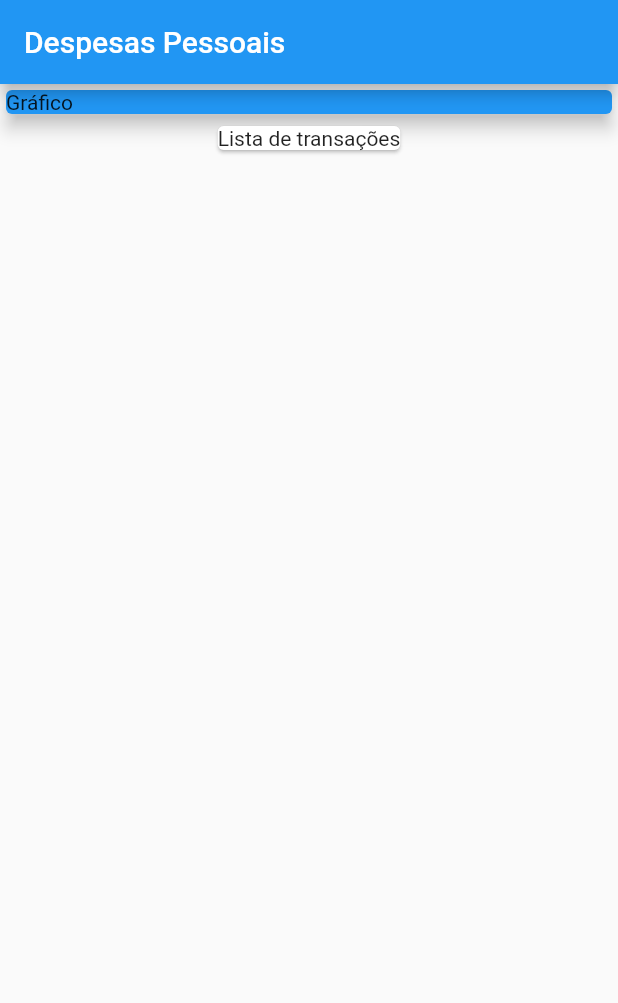
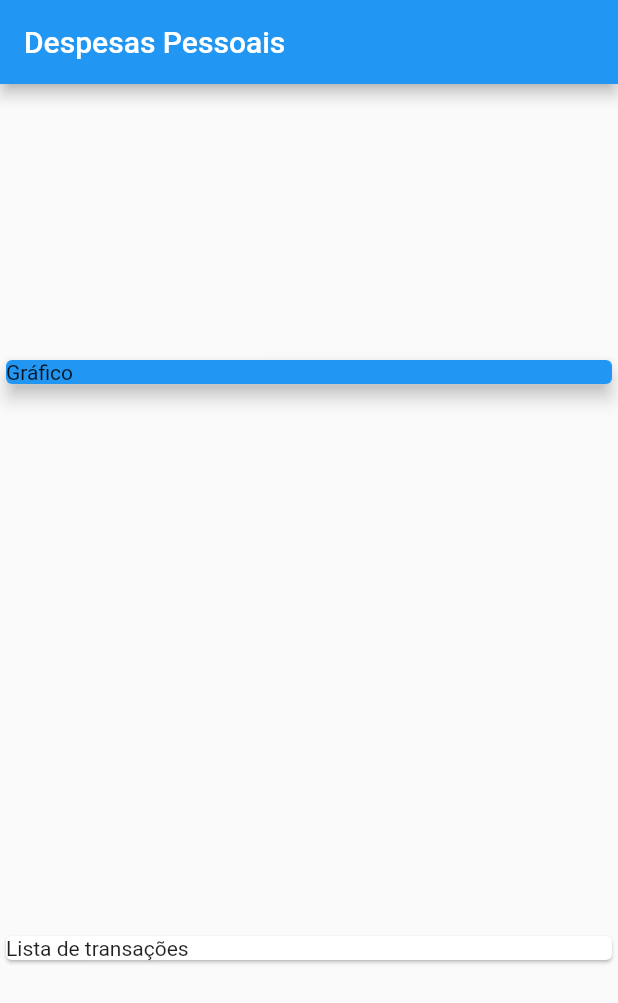
Before and after one commit to fhtozetto/Exenses, a Flutter app: the screen it shows after launch, on a phone screen of 412 x 824 dp. Shown: the top 1003 px of the screen. Run offline on Flutter 3.47's test engine with Material 2 defaults, Android fonts, the phone set to English and light mode, and no system bars.

```diff
--- a/lib/main.dart
+++ b/lib/main.dart
@@ -1,3 +1,4 @@
+import 'package:expenses/models/transaction.dart';
 import 'package:flutter/material.dart';
 
 main() => runApp(const ExpensesApp());
@@ -7,14 +8,29 @@ class ExpensesApp extends StatelessWidget {
 
   @override
   Widget build(BuildContext context) {
-    return const MaterialApp(
+    return MaterialApp(
       home: MyHomePage(),
     );
   }
 }
 
 class MyHomePage extends StatelessWidget {
-  const MyHomePage({Key? key}) : super(key: key);
+  MyHomePage({Key? key}) : super(key: key);
+
+  final _transactions = [
+    Transaction(
+      id: 't1',
+      title: 'Novo tênis de corrida',
+      value: 310.76,
+      date: DateTime.now(),
+    ),
+    Transaction(
+      id: 't2',
+      title: 'Conta de Energia',
+      value: 211.3,
+      date: DateTime.now(),
+    ),
+  ];
 
   @override
   Widget build(BuildContext context) {
@@ -23,6 +39,8 @@ class MyHomePage extends StatelessWidget {
         title: const Text('Despesas Pessoais'),
       ),
       body: Column(
+        mainAxisAlignment: MainAxisAlignment.spaceAround,
+        crossAxisAlignment: CrossAxisAlignment.stretch,
         children: [
           Container(
             width: double.infinity,
--- /dev/null
+++ b/lib/models/transaction.dart
@@ -0,0 +1,13 @@
+class Transaction {
+  final String id;
+  final String title;
+  final double value;
+  final DateTime date;
+
+  Transaction({
+    required this.id,
+    required this.title,
+    required this.value,
+    required this.date,
+  });
+}
```
Also changed, not shown: 1 other file.
